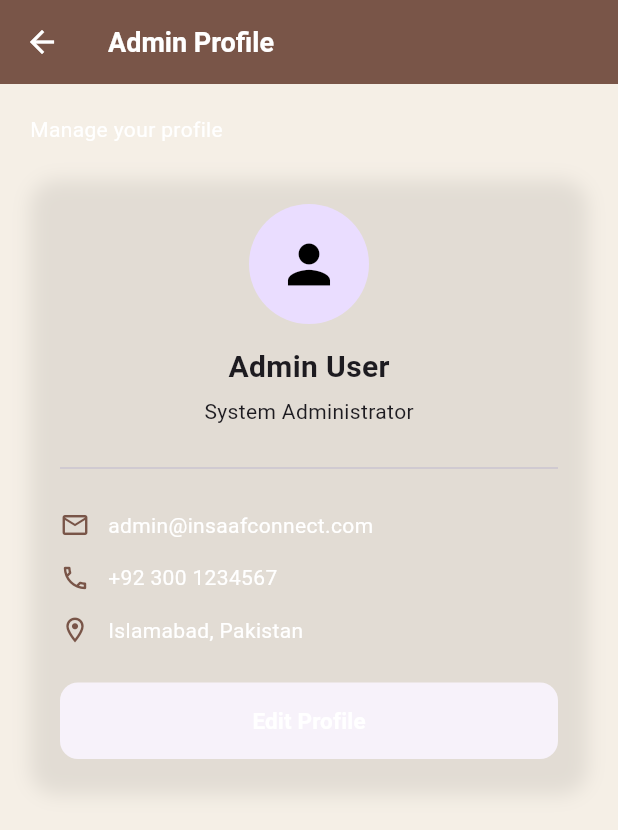
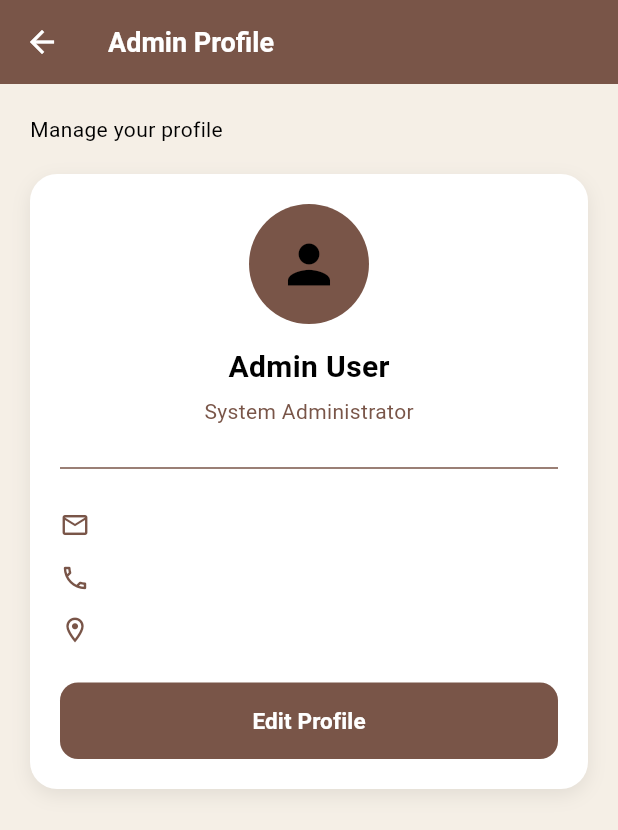
Before and after one commit to insaseemab/frontend, a Flutter app: the AdminProfilePage screen opened directly, on a phone screen of 412 x 824 dp. Shown: the top 830 px of the screen. Run offline on Flutter 3.47's test engine with Material 3 defaults, Android fonts, the light colour scheme and no system bars; our stand-ins replace get, get_storage; accounts and stored records are empty.

Commit message:
admin profile

```diff
--- a/lib/screens/dashboard_screen/admin_profile.dart
+++ b/lib/screens/dashboard_screen/admin_profile.dart
@@ -1,5 +1,5 @@
 import 'package:flutter/material.dart';
-
+import 'package:insaafconnect/screens/dashboard_screen/admin_dashboard.dart';
 
 class AdminProfilePage extends StatelessWidget {
   const AdminProfilePage({super.key});
@@ -18,7 +18,10 @@ class AdminProfilePage extends StatelessWidget {
         leading: IconButton(
           icon: const Icon(Icons.arrow_back, color: Colors.white),
           onPressed: () {
-            Navigator.pop(context);
+            Navigator.pushReplacement(
+              context,
+              MaterialPageRoute(builder: (context) => const AdminDashboardScreen()),
+            );
           },
         ),
 
@@ -39,14 +42,10 @@ class AdminProfilePage extends StatelessWidget {
         child: Column(
           crossAxisAlignment: CrossAxisAlignment.start,
           children: [
-
             // SUBTITLE
             const Text(
               "Manage your profile",
-              style: TextStyle(
-                fontSize: 14,
-                color:Colors.white,
-              ),
+              style: TextStyle(fontSize: 14, color: Colors.black),
             ),
 
             const SizedBox(height: 20),
@@ -57,7 +56,7 @@ class AdminProfilePage extends StatelessWidget {
               padding: const EdgeInsets.all(20),
 
               decoration: BoxDecoration(
-                color: _C.card,
+                color: Colors.white,
                 borderRadius: BorderRadius.circular(18),
 
                 boxShadow: [
@@ -71,11 +70,10 @@ class AdminProfilePage extends StatelessWidget {
 
               child: Column(
                 children: [
-
                   // PROFILE IMAGE
                   CircleAvatar(
                     radius: 40,
-                    backgroundColor: _C.brownMd,
+                    backgroundColor: Colors.brown,
 
                     child: const Icon(
                       Icons.person,
@@ -92,7 +90,7 @@ class AdminProfilePage extends StatelessWidget {
                     style: TextStyle(
                       fontSize: 20,
                       fontWeight: FontWeight.bold,
-                      color: _C.txt1,
+                      color: Colors.black,
                     ),
                   ),
 
@@ -101,19 +99,13 @@ class AdminProfilePage extends StatelessWidget {
                   // ROLE
                   const Text(
                     "System Administrator",
-                    style: TextStyle(
-                      fontSize: 14,
-                      color: _C.txt2,
-                    ),
+                    style: TextStyle(fontSize: 14, color: Colors.brown),
                   ),
 
                   const SizedBox(height: 20),
 
                   // DIVIDER
-                  const Divider(
-                    color: _C.div,
-                    thickness: 1,
-                  ),
+                  const Divider(color: Colors.brown, thickness: 1),
 
                   const SizedBox(height: 20),
 
@@ -126,10 +118,7 @@ class AdminProfilePage extends StatelessWidget {
                   const SizedBox(height: 15),
 
                   // PHONE
-                  _buildInfoRow(
-                    Icons.phone_outlined,
-                    "+92 300 1234567",
-                  ),
+                  _buildInfoRow(Icons.phone_outlined, "+92 300 1234567"),
 
                   const SizedBox(height: 15),
 
@@ -151,12 +140,9 @@ class AdminProfilePage extends StatelessWidget {
                       },
 
                       style: ElevatedButton.styleFrom(
-                        backgroundColor: _C.brown,
+                        backgroundColor: Colors.brown,
                         foregroundColor: Colors.white,
-
-                        padding: const EdgeInsets.symmetric(
-                          vertical: 15,
-                        ),
+                        padding: const EdgeInsets.symmetric(vertical: 15),
 
                         shape: RoundedRectangleBorder(
                           borderRadius: BorderRadius.circular(12),
@@ -187,22 +173,14 @@ class AdminProfilePage extends StatelessWidget {
   static Widget _buildInfoRow(IconData icon, String text) {
     return Row(
       children: [
-
-        Icon(
-          icon,
-          color:Colors.brown,
-          size: 20,
-        ),
+        Icon(icon, color: Colors.brown, size: 20),
 
         const SizedBox(width: 12),
 
         Expanded(
           child: Text(
             text,
-            style: const TextStyle(
-              fontSize: 14,
-              color:Colors.white,
-            ),
+            style: const TextStyle(fontSize: 14, color: Colors.white),
           ),
         ),
       ],
```
